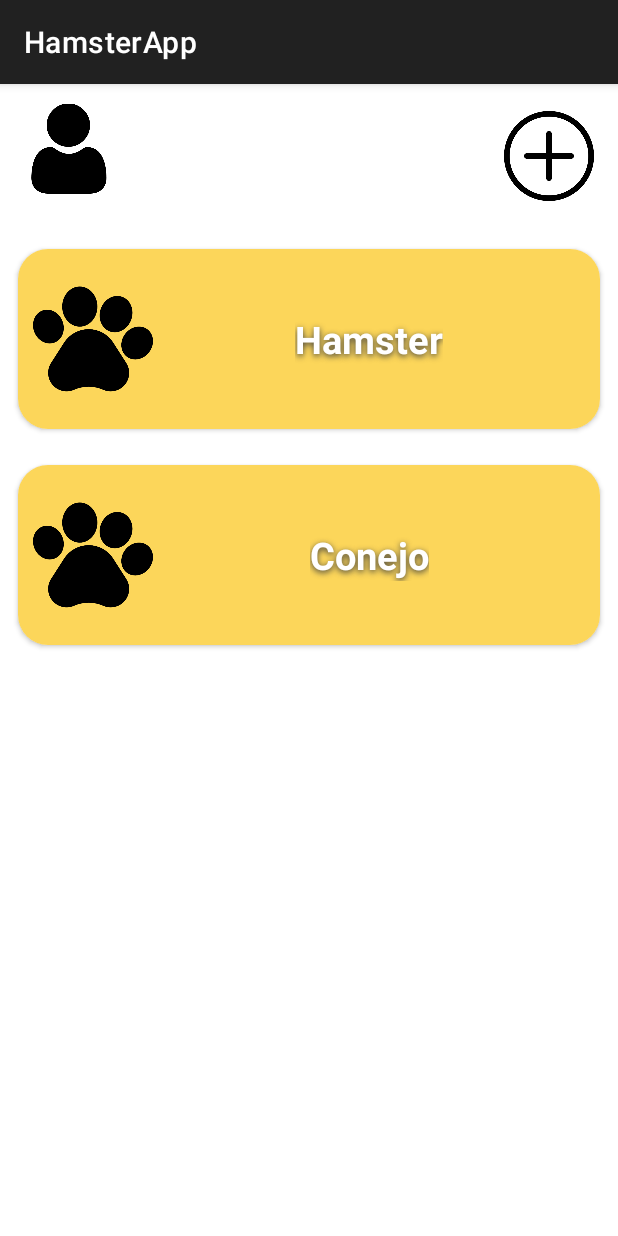
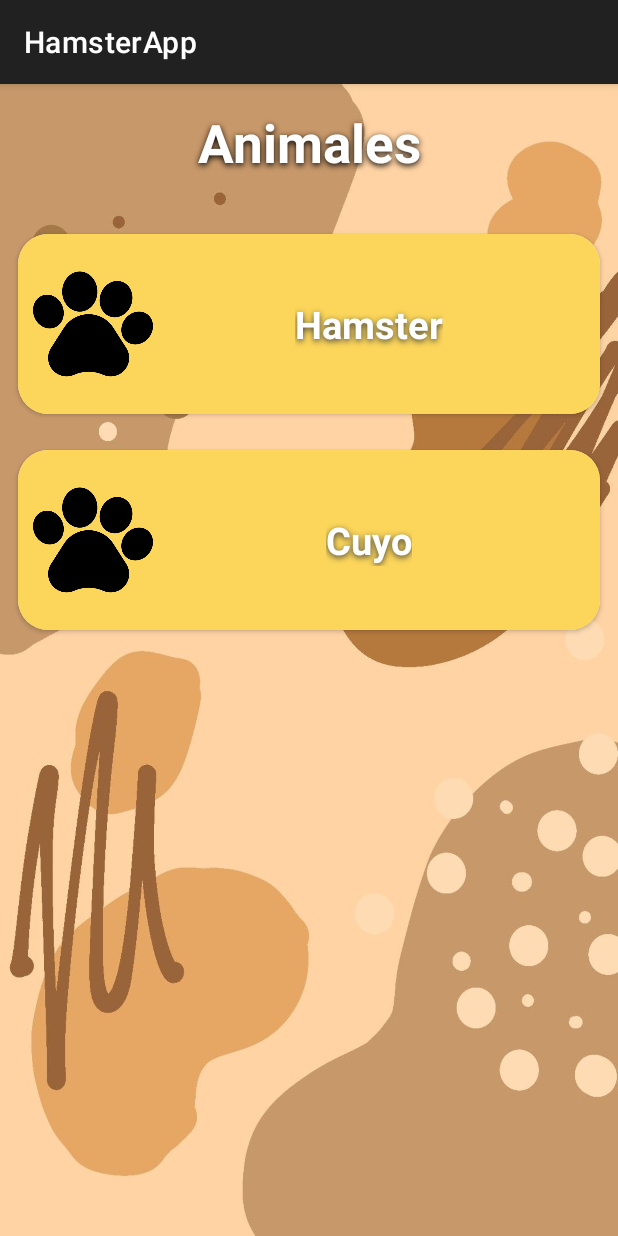
Before and after one commit to Kevin-Burciiaga/HamsterApp, an Android app: the Animales screen opened directly, with no data from a screen before it, on a phone screen of 412 x 824 dp. Run offline under Robolectric (Android 15) with nearby library versions, the light colour scheme and no system bars.

Commit message:
Agregar jaula y recycler view animales

```diff
--- a/app/src/main/java/com/example/hamsterapp/Animales.java
+++ b/app/src/main/java/com/example/hamsterapp/Animales.java
@@ -1,8 +1,6 @@
 package com.example.hamsterapp;
 
-import android.content.Intent;
 import android.os.Bundle;
-import android.widget.ImageView;
 
 import androidx.appcompat.app.AppCompatActivity;
 import androidx.recyclerview.widget.LinearLayoutManager;
@@ -16,26 +14,19 @@ import java.util.ArrayList;
 public class Animales extends AppCompatActivity {
     RecyclerView recyclerView;
     ArrayList<Animal> arrayList = new ArrayList<>();
-    ImageView usuario, newanimal;
+
 
     @Override
     protected void onCreate(Bundle savedInstanceState) {
         super.onCreate(savedInstanceState);
         setContentView(R.layout.activity_animales);
-        usuario = findViewById(R.id.us);
-        newanimal = findViewById(R.id.ag);
 
         recyclerView=findViewById(R.id.recyclerviewA);
         recyclerView.setLayoutManager(new LinearLayoutManager(this));
         arrayList.add(new Animal(R.drawable.huella,"Hamster"));
-        arrayList.add(new Animal(R.drawable.huella,"Conejo"));
+        arrayList.add(new Animal(R.drawable.huella,"Cuyo"));
 
         AnimalesAdapter animalesRecyclerView = new AnimalesAdapter(this,arrayList);
         recyclerView.setAdapter(animalesRecyclerView);
-
-        newanimal.setOnClickListener(v -> {
-            Intent intent = new Intent(Animales.this, Agregar_Animal.class);
-            startActivity(intent);
-        });
     }
 }
--- a/app/src/main/res/layout/activity_animales.xml
+++ b/app/src/main/res/layout/activity_animales.xml
@@ -5,36 +5,30 @@ xmlns:tools="http://schemas.android.com/tools"
     android:layout_width="match_parent"
     android:layout_height="match_parent"
     android:orientation="vertical"
+    android:background="@drawable/img_1"
     tools:context=".Animales">
 
-<androidx.constraintlayout.widget.ConstraintLayout
+    <LinearLayout
         android:layout_width="match_parent"
         android:layout_height="wrap_content">
 
-    <ImageView
-        android:id="@+id/us"
-        android:layout_width="60dp"
-        android:layout_height="70dp"
-        android:layout_marginTop="8dp"
-        android:src="@drawable/usuario"
-        app:flow_horizontalAlign="end"
-        app:layout_constraintEnd_toStartOf="@id/ag"
-        app:layout_constraintHorizontal_bias="0.058"
-        app:layout_constraintStart_toStartOf="parent"
-        app:layout_constraintTop_toTopOf="parent" />
+        <TextView
+            android:id="@+id/textView5"
+            android:layout_width="match_parent"
+            android:layout_height="match_parent"
+            android:text="Animales"
+            android:textAlignment="center"
+            android:textSize="35sp"
+            android:textColor="@color/white"
+            android:layout_margin="15dp"
+            android:textStyle="bold"
+            android:shadowColor="@color/black"
+            android:shadowDx="0"
+            android:shadowDy="2"
+            android:shadowRadius="5"
+            />
 
-    <ImageView
-        android:id="@+id/ag"
-        android:layout_width="60dp"
-        android:layout_height="80dp"
-        android:layout_marginTop="8dp"
-        android:layout_marginEnd="16dp"
-        android:src="@drawable/mas"
-        app:layout_constraintEnd_toEndOf="parent"
-        app:layout_constraintStart_toEndtOf="@id/us"
-        app:layout_constraintTop_toTopOf="parent" />
-
-</androidx.constraintlayout.widget.ConstraintLayout>
+    </LinearLayout>
 
     <androidx.recyclerview.widget.RecyclerView
         android:id="@+id/recyclerviewA"
@@ -44,5 +38,4 @@ tools:context=".Animales">
         tools:layout_editor_absoluteY="20dp"
         android:layout_marginTop="10dp"/>
 
-
 </LinearLayout>
```
Also changed, not shown: app/src/main/java/com/example/hamsterapp/Agregar_Jaula.java (+24 -1 lines), app/src/main/res/layout/activity_agregar_jaula.xml (+20 -7 lines). Lines whose indentation alone changed are shown as unchanged.
